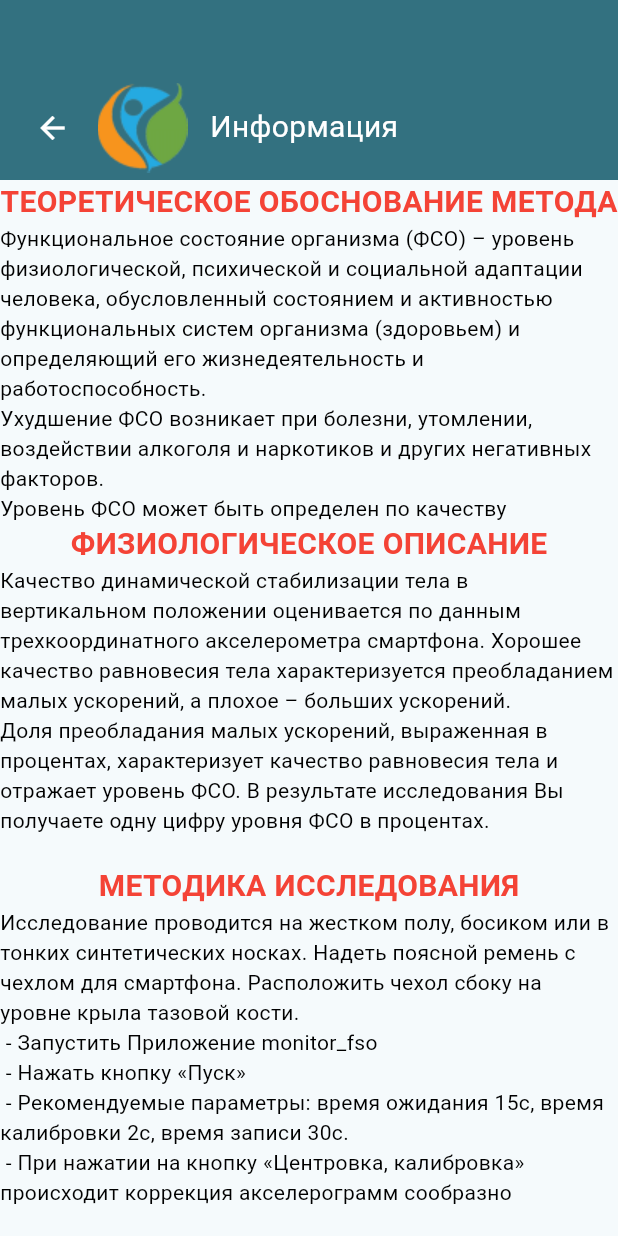
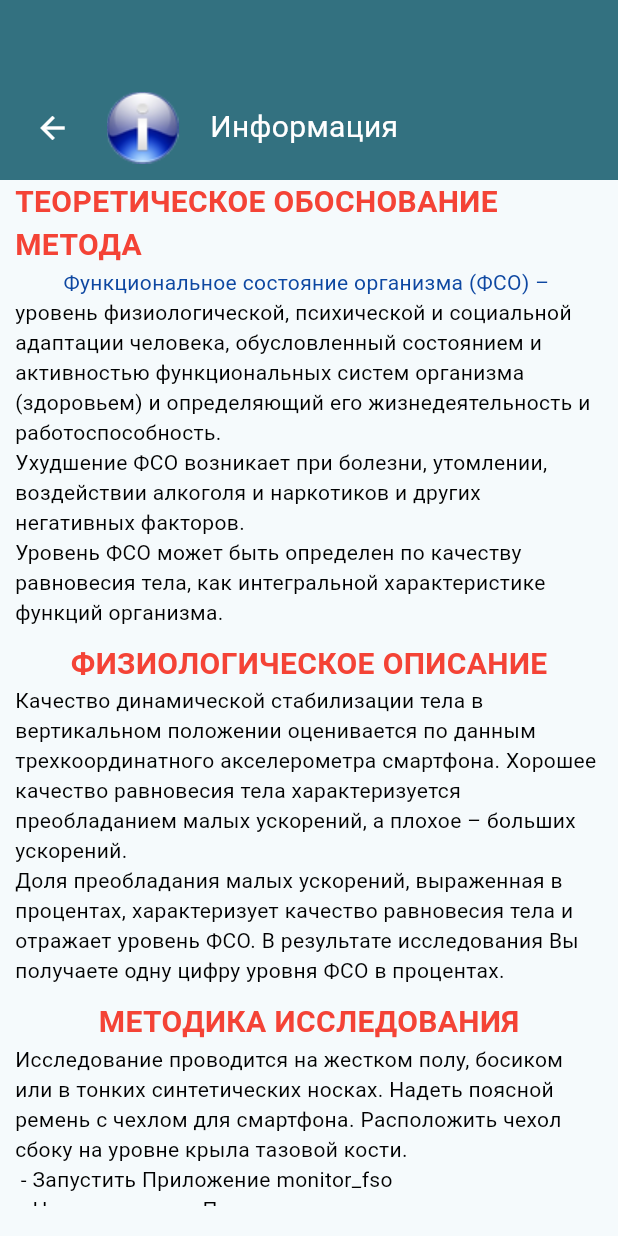
Before and after one commit to grigp/monitor_fso, a Flutter app: the InfoScreen screen opened directly, on a phone screen of 412 x 824 dp. Run offline on Flutter 3.47's test engine with Material 3 defaults, Android fonts, the phone set to English and light mode, and no system bars; our stand-ins replace audioplayers, device_info_plus, flutter_bloc, flutter_secure_storage, get_it, sensors_plus and 2 more; missing offline and left inert: number_text_input_formatter; accounts and stored records are empty.

Commit message:
Окно информации - единый скроллинг

```diff
--- a/lib/features/info_screen/view/info_screen.dart
+++ b/lib/features/info_screen/view/info_screen.dart
@@ -50,7 +50,7 @@ class _InfoScreenState extends State<InfoScreen> {
                       SizedBox(
                         width: 70,
                         height: 70,
-                        child: Image.asset('lib/assets/icons/res_test.png'),
+                        child: Image.asset('lib/assets/icons/info48.png'),
                       ),
                       const SizedBox(width: 10),
                       Text(
@@ -67,6 +67,16 @@ class _InfoScreenState extends State<InfoScreen> {
                 ],
               ),
             ),
+            Expanded(
+              child: SingleChildScrollView(
+                scrollDirection: Axis.vertical,
+                child: Padding(
+                  padding: const EdgeInsets.only(
+                    left: 10,
+                    right: 10,
+                  ),
+                  child: Column(
+                    children: [
                       const Text(
                         'ТЕОРЕТИЧЕСКОЕ ОБОСНОВАНИЕ МЕТОДА',
                         style: TextStyle(
@@ -75,11 +85,15 @@ class _InfoScreenState extends State<InfoScreen> {
                           fontSize: 20,
                         ),
                       ),
-            const Expanded(
-              child: SingleChildScrollView(
-                scrollDirection: Axis.vertical,
-                child: Text(
-                  'Функциональное состояние организма (ФСО) – уровень физиологической, психической и социальной адаптации человека, обусловленный состоянием и активностью функциональных систем организма (здоровьем) и определяющий его жизнедеятельность и работоспособность.\n'
+                      Text(
+                        'Функциональное состояние организма (ФСО) – ',
+                        style: TextStyle(
+                          color: Colors.blue.shade900,
+                          fontSize: 14,
+                        ),
+                      ),
+                      const Text(
+                        'уровень физиологической, психической и социальной адаптации человека, обусловленный состоянием и активностью функциональных систем организма (здоровьем) и определяющий его жизнедеятельность и работоспособность.\n'
                         'Ухудшение ФСО возникает при болезни, утомлении, воздействии алкоголя и наркотиков и других негативных факторов.\n'
                         'Уровень ФСО может быть определен по качеству равновесия тела, как интегральной характеристике функций организма.',
                         style: TextStyle(
@@ -87,8 +101,7 @@ class _InfoScreenState extends State<InfoScreen> {
                           fontSize: 14,
                         ),
                       ),
-              ),
-            ),
+                      const SizedBox(height: 10),
                       const Text(
                         'ФИЗИОЛОГИЧЕСКОЕ ОПИСАНИЕ',
                         style: TextStyle(
@@ -97,10 +110,7 @@ class _InfoScreenState extends State<InfoScreen> {
                           fontSize: 20,
                         ),
                       ),
-            const Expanded(
-              child: SingleChildScrollView(
-                scrollDirection: Axis.vertical,
-                child: Text(
+                      const Text(
                         'Качество динамической стабилизации тела в вертикальном положении оценивается по данным трехкоординатного акселерометра смартфона. Хорошее качество равновесия тела характеризуется преобладанием малых ускорений, а плохое – больших ускорений.\n'
                         'Доля преобладания малых ускорений, выраженная в процентах, характеризует качество равновесия тела и отражает уровень ФСО. В результате исследования Вы получаете одну цифру уровня ФСО в процентах.',
                         style: TextStyle(
@@ -108,8 +118,7 @@ class _InfoScreenState extends State<InfoScreen> {
                           fontSize: 14,
                         ),
                       ),
-              ),
-            ),
+                      const SizedBox(height: 10),
                       const Text(
                         'МЕТОДИКА ИССЛЕДОВАНИЯ',
                         style: TextStyle(
@@ -118,10 +127,7 @@ class _InfoScreenState extends State<InfoScreen> {
                           fontSize: 20,
                         ),
                       ),
-            const Expanded(
-              child: SingleChildScrollView(
-                scrollDirection: Axis.vertical,
-                child: Text(
+                      const Text(
                         'Исследование проводится на жестком полу, босиком или в тонких синтетических носках. Надеть поясной ремень с чехлом для смартфона. Расположить чехол сбоку на уровне крыла тазовой кости.\n'
                         ' - Запустить Приложение monitor_fso\n'
                         ' - Нажать кнопку «Пуск»\n'
@@ -138,6 +144,9 @@ class _InfoScreenState extends State<InfoScreen> {
                           fontSize: 14,
                         ),
                       ),
+                    ],
+                  ),
+                ),
               ),
             ),
             const SizedBox(height: 20),
--- a/pubspec.yaml
+++ b/pubspec.yaml
@@ -76,6 +76,7 @@ flutter:
     - lib/assets/icons/accel_icon.png
     - lib/assets/icons/res_test.png
     - lib/assets/icons/info36.png
+    - lib/assets/icons/info48.png
     - lib/assets/icons/save48.png
     - lib/assets/icons/share48.png
     - lib/assets/icons/settings48.png
```
Also changed, not shown: lib/assets/icons/info48.png (added). Lines whose indentation alone changed are shown as unchanged.
